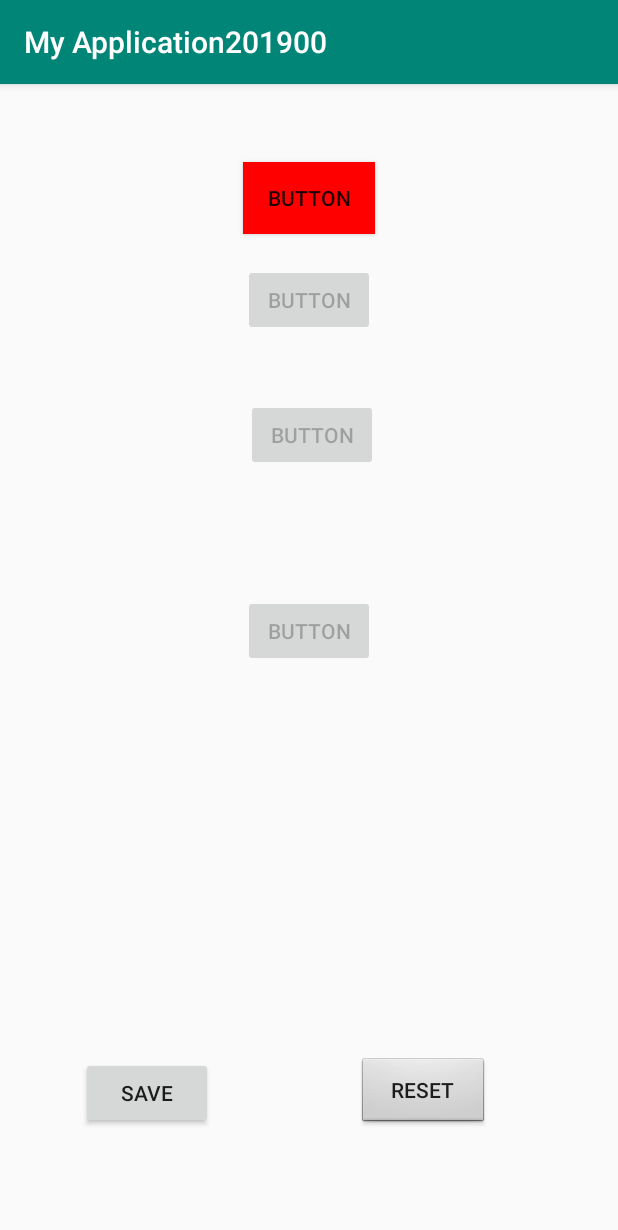
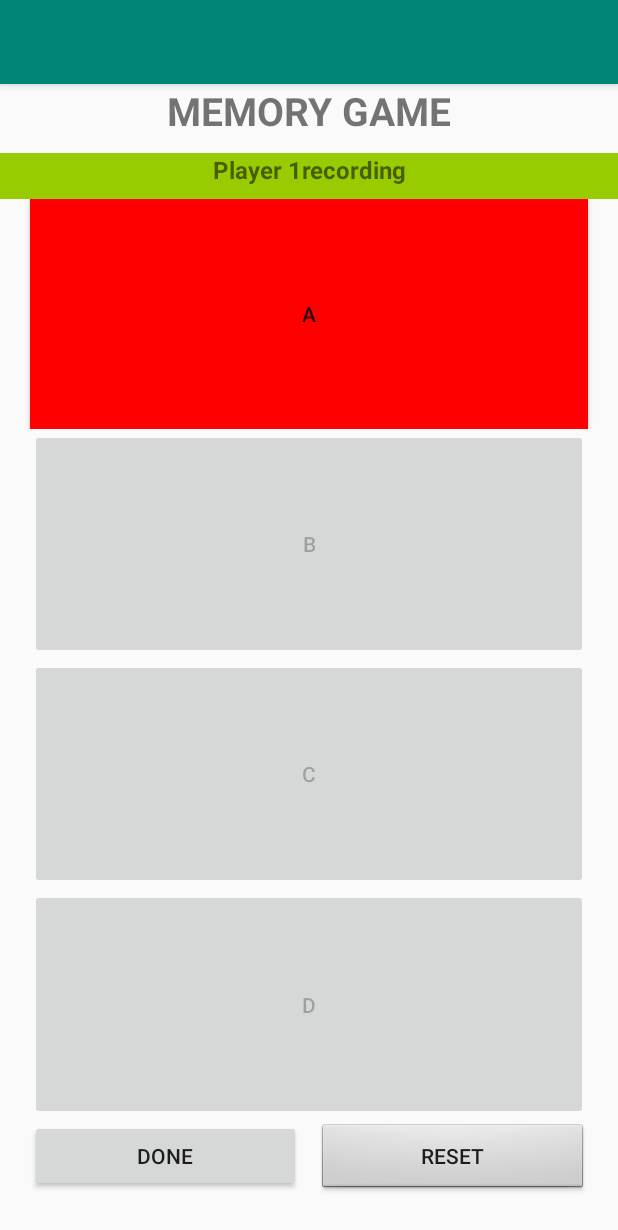
Before and after one commit to tamam95/MyApplication2020, an Android app: the screen it shows after launch (MainActivity), after a tap on "RESET", on a phone screen of 412 x 824 dp. Shown: the top 1230 px of the screen. Run offline under Robolectric (Android 15) with nearby library versions, the phone set to English and light mode, and no system bars; 2 other taps on this screen came first.

Commit message:
Memory Game

```diff
--- a/app/src/main/java/com/example/myapplication201900/MainActivity.java
+++ b/app/src/main/java/com/example/myapplication201900/MainActivity.java
@@ -1,169 +1,213 @@
 package com.example.myapplication201900;
 
+import android.content.DialogInterface;
 import android.graphics.Color;
 import android.media.MediaPlayer;
+import android.support.v7.app.AlertDialog;
 import android.support.v7.app.AppCompatActivity;
 import android.os.Bundle;
+import android.util.Log;
 import android.view.View;
 import android.widget.Button;
+import android.widget.TextView;
 
 import java.util.ArrayList;
 
 public class MainActivity extends AppCompatActivity {
-    Boolean isRecordMode=true;
-    int count=0;
+    ArrayList<Button>arrMusicButton=new ArrayList<>();
+    final ArrayList<String>arrayRecord=new ArrayList<>();
+    TextView txtPlayer;
+    int counter=0;
+    String playerTurn="Player1";
 
     @Override
     protected void onCreate(Bundle savedInstanceState) {
         super.onCreate(savedInstanceState);
         setContentView(R.layout.activity_main);
-        final Button btn,btn2,btn3,btn4,save,reset;
-        btn=findViewById(R.id.button);
-        btn2=findViewById(R.id.button2);
-        btn3=findViewById(R.id.button3);
-        btn4=findViewById(R.id.button4);
-        reset=findViewById(R.id.reset);
-        save=findViewById(R.id.save);
-        final ArrayList<Integer>arrayList=new ArrayList<>();
-        btn.setOnClickListener(new View.OnClickListener() {
+        setViewButtons();
+    }
+    public void setViewButtons() {
+        final Button btnA, btnB, btnC, btnD, btnDone, btnNewGame;
+        btnA = findViewById(R.id.btnA);
+        btnB = findViewById(R.id.btnB);
+        btnC = findViewById(R.id.btnC);
+        btnD = findViewById(R.id.btnD);
+        txtPlayer = findViewById(R.id.txtPlayer);
+
+
+        // txt tag 1 = player1 recording
+        //     tag 2 = player2 testing
+
+        arrMusicButton.add(btnA);
+        arrMusicButton.add(btnB);
+        arrMusicButton.add(btnC);
+        arrMusicButton.add(btnD);
+        btnNewGame = findViewById(R.id.newGame);
+        btnDone = findViewById(R.id.done);
+
+        btnA.setOnClickListener(new View.OnClickListener() {
             @Override
             public void onClick(View v) {
-                MediaPlayer mp;
-                if (isRecordMode) {
-                    arrayList.add(1);
-                }else {
-                    if (arrayList.get(count).equals(1))count++;
-                    else {
-                        reset.setBackgroundColor(Color.WHITE);
-                    }
-                }
-                mp=MediaPlayer.create(MainActivity.this,R.raw.btn);
-                mp.start();
-                btn.setBackgroundColor(Color.RED);
-                if (mp.isPlaying()){
-                    btn2.setEnabled(false);
-                    btn3.setEnabled(false);
-                    btn4.setEnabled(false);
-                }
-                mp.setOnCompletionListener(new MediaPlayer.OnCompletionListener() {
-                    @Override
-                    public void onCompletion(MediaPlayer mp) {
-                        btn.setBackgroundResource(android.R.drawable.btn_default);
-                        btn2.setEnabled(true);
-                        btn3.setEnabled(true);
-                        btn4.setEnabled(true);
-                    }
-                });
+                buttonClicked(v);
             }
         });
-        btn2.setOnClickListener(new View.OnClickListener() {
+        btnB.setOnClickListener(new View.OnClickListener() {
             @Override
             public void onClick(View v) {
-                MediaPlayer mediaPlayer;
-                if (isRecordMode) {
-                    arrayList.add(2);
-                }else {
-                    if (arrayList.get(count).equals(2))count++;
-                    else {
-                        reset.setBackgroundColor(Color.WHITE);
-
-                    }
-                }
-                mediaPlayer=MediaPlayer.create(MainActivity.this,R.raw.btnn);
-                mediaPlayer.start();
-                btn2.setBackgroundColor(Color.GREEN);
-                if (mediaPlayer.isPlaying()){
-                    btn.setEnabled(false);
-                    btn3.setEnabled(false);
-                    btn4.setEnabled(false);
-
-                }
-                mediaPlayer.setOnCompletionListener(new MediaPlayer.OnCompletionListener() {
-                    @Override
-                    public void onCompletion(MediaPlayer mp) {
-                        btn2.setBackgroundResource(android.R.drawable.btn_default);
-                        btn4.setEnabled(true);
-                        btn3.setEnabled(true);
-                        btn.setEnabled(true);
-                    }
-                });
+                buttonClicked(v);
             }
         });
-        btn3.setOnClickListener(new View.OnClickListener() {
+        btnC.setOnClickListener(new View.OnClickListener() {
             @Override
             public void onClick(View v) {
-                MediaPlayer mediaPlayer;
-                if (isRecordMode) {
-                    arrayList.add(3);
-                }else {
-                    if (arrayList.get(count).equals(3))count++;
-                    else {
-                        reset.setBackgroundColor(Color.WHITE);
-                    }
-                }
-                mediaPlayer=MediaPlayer.create(MainActivity.this,R.raw.btnnn);
-                mediaPlayer.start();
-                btn3.setBackgroundColor(Color.BLUE);
-                if (mediaPlayer.isPlaying()){
-                    btn2.setEnabled(false);
-                    btn4.setEnabled(false);
-                    btn.setEnabled(false);
-                }
-                mediaPlayer.setOnCompletionListener(new MediaPlayer.OnCompletionListener() {
-                    @Override
-                    public void onCompletion(MediaPlayer mp) {
-                        btn3.setBackgroundResource(android.R.drawable.btn_default);
-                        btn2.setEnabled(true);
-                        btn4.setEnabled(true);
-                        btn.setEnabled(true);
-                    }
-                });
+                buttonClicked(v);
             }
         });
-        btn4.setOnClickListener(new View.OnClickListener() {
+        btnD.setOnClickListener(new View.OnClickListener() {
             @Override
             public void onClick(View v) {
-                MediaPlayer mediaPlayer;
-                if (isRecordMode) {
-                    arrayList.add(4);
-                }else {
-                    if (arrayList.get(count).equals(4))count++;
-                    else {
-                        reset.setBackgroundColor(Color.WHITE);
-                    }
-                }
-                mediaPlayer=MediaPlayer.create(MainActivity.this,R.raw.btnnnn);
-                mediaPlayer.start();
-                btn4.setBackgroundColor(Color.BLACK);
-                if (mediaPlayer.isPlaying()){
-                    btn2.setEnabled(false);
-                    btn.setEnabled(false);
-                    btn3.setEnabled(false);
-                }
-                mediaPlayer.setOnCompletionListener(new MediaPlayer.OnCompletionListener() {
-                    @Override
-                    public void onCompletion(MediaPlayer mp) {
-                        btn4.setBackgroundResource(android.R.drawable.btn_default);
-                        btn.setEnabled(true);
-                        btn2.setEnabled(true);
-                        btn3.setEnabled(true);
-                    }
-                });
+                buttonClicked(v);
             }
         });
-        save.setOnClickListener(new View.OnClickListener() {
+        btnDone.setOnClickListener(new View.OnClickListener() {
             @Override
             public void onClick(View v) {
-                isRecordMode=false;
+                switch (txtPlayer.getTag().toString()) {
+
+                    case "1":
+                        changePlayer();
+                        txtPlayer.setTag("2");
+                        txtPlayer.setText(playerTurn + "Remember?");
+                        break;
+
+                    case "2":
+                        if (counter == arrayRecord.size()) {
+                            Log.d("Success", "Good Play!");
+                            dialogBox("Great Job!", "Good Play!");
+                        } else {
+                            Log.d("Fail", "Missing clicks");
+                            changePlayer();
+                            dialogBox("Error", "Missing clicks");
+                        }
+                        displayNextPlayerToRecord();
+                        break;
+                }
             }
         });
-        reset.setOnClickListener(new View.OnClickListener() {
+        btnNewGame.setOnClickListener(new View.OnClickListener() {
             @Override
             public void onClick(View v) {
-                reset.setBackgroundResource(android.R.drawable.btn_default);
-                arrayList.clear();
-                isRecordMode=true;
+                btnNewGame.setBackgroundResource(android.R.drawable.btn_default);
+                arrayRecord.clear();
+                counter = 0;
+                playerTurn = "Player 1";
+                displayNextPlayerToRecord();
             }
         });
     }
+    void displayNextPlayerToRecord() {
+        txtPlayer.setTag("1");
+        txtPlayer.setText(playerTurn + "recording");
+        counter = 0;
+        arrayRecord.clear();
+    }
+    public void buttonClicked(final View view){
+        MediaPlayer mediaPlayer=null;
+        switch (view.getTag().toString()){
+            case "1":
+                enableButton(view.getTag().toString(),false);
+                mediaPlayer=MediaPlayer.create(MainActivity.this,R.raw.btn);
+                view.setBackgroundColor(Color.RED);
+                break;
+            case "2":
+
+                enableButton(view.getTag().toString(),false);
+                mediaPlayer=MediaPlayer.create(MainActivity.this,R.raw.btnn);
+                view.setBackgroundColor(Color.GREEN);
+
+                break;
+
+            case "3":
+
+                enableButton(view.getTag().toString(),false);
+                mediaPlayer=MediaPlayer.create(MainActivity.this,R.raw.btnnn);
+                view.setBackgroundColor(Color.BLUE);
+
+                break;
+
+            case "4":
+
+                enableButton(view.getTag().toString(),false);
+                mediaPlayer=MediaPlayer.create(MainActivity.this,R.raw.btnnnn);
+                view.setBackgroundColor(Color.YELLOW);
+                break;
+
+            default:
+                break;
+        }
+        if (txtPlayer.getTag().toString().equals("1"))//recording
+        {
+            arrayRecord.add(view.getTag().toString());
+        }
+        else if (txtPlayer.getTag().toString().equals("2")) //testing
+        {
+            if (counter == arrayRecord.size()){
+                Log.d("Error","More clicks than previus player");
+                dialogBox("Error","More clicks than previus player");
+                changePlayer();
+                displayNextPlayerToRecord();
+            }
+            else{
+                if (!view.getTag().toString().equals(arrayRecord.get(counter).toString())){
+                    Log.d("Error","Wrong click");
+                    dialogBox("Error","Wrong Click!");
+                    changePlayer();
+                    displayNextPlayerToRecord();
+                }
+            }
+            counter++;
+
+        }
+        if (mediaPlayer !=null){
+            mediaPlayer.start();
+        }
+        mediaPlayer.setOnCompletionListener(new MediaPlayer.OnCompletionListener() {
+            @Override
+            public void onCompletion(MediaPlayer mp) {
+                view.setBackgroundResource(android.R.drawable.btn_default);
+                enableButton(view.getTag().toString(),true);
+            }
+        });
+        }
+        public void changePlayer(){
+        if (playerTurn.equals("Player1")){
+            playerTurn="Player2";
+        }
+        else {
+            playerTurn="Player1";
+        }
+        }
+    public void enableButton(String exceptTag,boolean enable){
+
+        for (int i = 0 ; i < arrMusicButton.size();i++){
+            if (!arrMusicButton.get(i).getTag().toString().equals(exceptTag)){
+                arrMusicButton.get(i).setEnabled(enable);
+            }
+        }
+    }
+    public void dialogBox(String title,String message) {
+        AlertDialog.Builder alertDialogBuilder = new AlertDialog.Builder(this);
+        alertDialogBuilder.setMessage(message);
+        alertDialogBuilder.setTitle(title);
+        alertDialogBuilder.setPositiveButton("Ok",
+                new DialogInterface.OnClickListener() {
+
+                    @Override
+                    public void onClick(DialogInterface arg0, int arg1) {
+                    }
+                });
+
+        AlertDialog alertDialog = alertDialogBuilder.create();
+        alertDialog.show();
+    }
 }
--- a/app/src/main/res/layout/activity_main.xml
+++ b/app/src/main/res/layout/activity_main.xml
@@ -6,62 +6,123 @@
     android:layout_height="match_parent"
     tools:context=".MainActivity">
 
-    <Button
-        android:id="@+id/button"
-        android:layout_width="wrap_content"
-        android:layout_height="wrap_content"
-        android:layout_alignParentTop="true"
-        android:layout_centerHorizontal="true"
-        android:layout_marginTop="52dp"
-        android:text="Button" />
+
+    <LinearLayout
+        android:layout_width="match_parent"
+        android:layout_height="match_parent"
+        android:orientation="vertical"
+        android:weightSum="100">
+
+        <TextView
+            android:layout_width="match_parent"
+            android:layout_height="0dp"
+            android:layout_weight="6"
+            android:text="@string/game_name"
+            android:textSize="26sp"
+            android:textAlignment="center"
+            android:textStyle="bold"
+            />
+
+        <TextView
+            android:id="@+id/txtPlayer"
+            android:layout_width="match_parent"
+            android:layout_height="0dp"
+            android:layout_weight="4"
+            android:text="player1 recording"
+            android:tag="1"
+            android:background="@android:color/holo_green_light"
+            android:textSize="16sp"
+            android:textAlignment="center"
+            android:textStyle="bold"
+            />
+
+        <RelativeLayout
+            android:layout_width="match_parent"
+            android:layout_height="0dp"
+            android:layout_weight="20">
+
+            <Button
+                android:id="@+id/btnA"
+                android:layout_width="match_parent"
+                android:layout_height="match_parent"
+                android:text="A"
+                android:tag="1"
+                android:layout_marginStart="20dp"
+                android:layout_marginEnd="20dp" />
+        </RelativeLayout>
+
+        <RelativeLayout
+            android:layout_width="match_parent"
+            android:layout_height="0dp"
+            android:layout_weight="20">
+
+            <Button
+                android:id="@+id/btnB"
+                android:layout_width="match_parent"
+                android:layout_height="match_parent"
+                android:text="B"
+                android:tag="2"
+                android:layout_marginStart="20dp"
+                android:layout_marginEnd="20dp" />
+        </RelativeLayout>
+
+        <RelativeLayout
+            android:layout_width="match_parent"
+            android:layout_height="0dp"
+            android:layout_weight="20">
+
+            <Button
+                android:id="@+id/btnC"
+                android:layout_width="match_parent"
+                android:layout_height="match_parent"
+                android:text="C"
+                android:tag="3"
+                android:layout_marginStart="20dp"
+                android:layout_marginEnd="20dp" />
+        </RelativeLayout>
+
+        <RelativeLayout
+            android:layout_width="match_parent"
+            android:layout_height="0dp"
+            android:layout_weight="20">
+
+            <Button
+                android:id="@+id/btnD"
+                android:layout_width="match_parent"
+                android:layout_height="match_parent"
+                android:text="D"
+                android:tag="4"
+                android:layout_marginStart="20dp"
+                android:layout_marginEnd="20dp"
+                />
+        </RelativeLayout>
+
+        <LinearLayout
+            android:layout_width="match_parent"
+            android:layout_height="0dp"
+            android:layout_weight="10"
+            android:weightSum="10">
+
+            <Button
+                android:id="@+id/done"
+                android:layout_width="0dp"
+                android:layout_height="wrap_content"
+                android:layout_weight="5"
+                android:layout_marginStart="20dp"
+                android:layout_marginEnd="5dp"
+                android:text="@string/done" />
+
+            <Button
+                android:id="@+id/newGame"
+                android:layout_width="0dp"
+                android:layout_height="wrap_content"
+                android:layout_weight="5"
+                android:layout_marginEnd="20dp"
+                android:layout_marginStart="5dp"
+                android:text="Reset" />
+
+        </LinearLayout>
+    </LinearLayout>
 
 
-    <Button
-        android:id="@+id/button2"
-        android:layout_width="wrap_content"
-        android:layout_height="wrap_content"
-        android:layout_alignStart="@+id/button"
-        android:layout_alignParentTop="true"
-        android:layout_marginStart="0dp"
-        android:layout_marginTop="120dp"
-        android:text="Button" />
-
-    <Button
-        android:id="@+id/button3"
-        android:layout_width="wrap_content"
-        android:layout_height="wrap_content"
-        android:layout_alignEnd="@+id/button4"
-        android:layout_alignParentTop="true"
-        android:layout_marginTop="210dp"
-        android:layout_marginEnd="-2dp"
-        android:text="Button" />
-
-    <Button
-        android:id="@+id/button4"
-        android:layout_width="wrap_content"
-        android:layout_height="wrap_content"
-        android:layout_alignStart="@+id/button"
-        android:layout_alignParentBottom="true"
-        android:layout_marginStart="0dp"
-        android:layout_marginBottom="379dp"
-        android:text="Button" />
-
-    <Button
-        android:id="@+id/save"
-        android:layout_width="wrap_content"
-        android:layout_height="wrap_content"
-        android:layout_alignParentStart="true"
-        android:layout_alignParentBottom="true"
-        android:layout_marginStart="54dp"
-        android:layout_marginBottom="71dp"
-        android:text="Save" />
-
-    <Button
-        android:id="@+id/reset"
-        android:layout_width="wrap_content"
-        android:layout_height="wrap_content"
-        android:layout_alignTop="@+id/save"
-        android:layout_alignParentEnd="true"
-        android:layout_marginEnd="86dp"
-        android:text="Reset" />
 </RelativeLayout>
--- a/app/src/main/res/values/strings.xml
+++ b/app/src/main/res/values/strings.xml
@@ -1,3 +1,7 @@
 <resources>
-    <string name="app_name">My Application201900</string>
+    <string name="game_name">MEMORY GAME</string>
+    <string name="done">Done</string>
+    <string name="new_game">New Game</string>
+    <string name="app_name" />
+
 </resources>
--- a/app/src/main/res/values/styles.xml
+++ b/app/src/main/res/values/styles.xml
@@ -6,6 +6,7 @@
         <item name="colorPrimary">@color/colorPrimary</item>
         <item name="colorPrimaryDark">@color/colorPrimaryDark</item>
         <item name="colorAccent">@color/colorAccent</item>
+
     </style>
 
 </resources>
```
